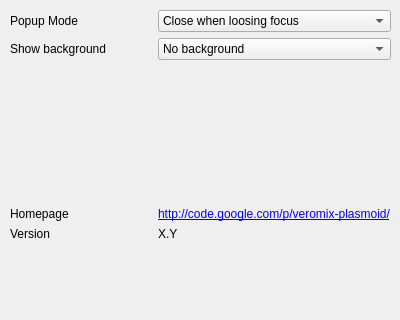
Old version of the form contents/ui/appearance.ui in the repository LandisTwo/veromix-plasmoid.
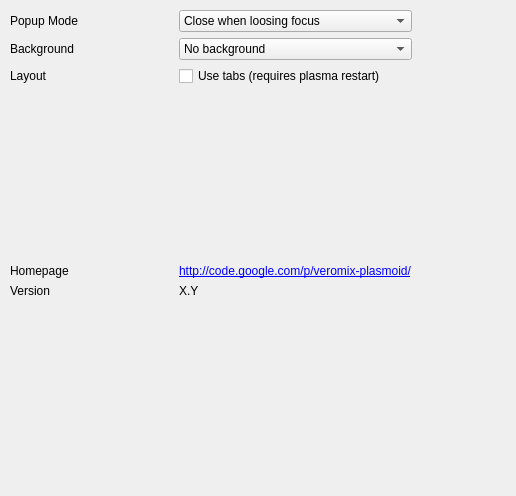
New version of the form.

Commit message: add option tabs

```diff
--- a/contents/ui/appearance.ui
+++ b/contents/ui/appearance.ui
@@ -6,8 +6,8 @@
    <rect>
     <x>0</x>
     <y>0</y>
-    <width>400</width>
-    <height>320</height>
+    <width>516</width>
+    <height>496</height>
    </rect>
   </property>
   <property name="minimumSize">
@@ -24,15 +24,15 @@
     <rect>
      <x>10</x>
      <y>10</y>
-     <width>381</width>
-     <height>231</height>
+     <width>402</width>
+     <height>288</height>
     </rect>
    </property>
    <layout class="QGridLayout" name="gridLayout">
     <item row="2" column="0">
      <widget class="QLabel" name="label">
       <property name="text">
-       <string>Show background</string>
+       <string>Background</string>
       </property>
      </widget>
     </item>
@@ -82,35 +82,35 @@
       </item>
      </widget>
     </item>
-    <item row="4" column="0">
-     <widget class="QLabel" name="label_7">
+    <item row="8" column="0">
+     <widget class="QLabel" name="homepageLabel">
       <property name="text">
        <string>Homepage</string>
       </property>
      </widget>
     </item>
-    <item row="4" column="1">
-     <widget class="QLabel" name="label_8">
+    <item row="8" column="1">
+     <widget class="QLabel" name="veromixUrl">
       <property name="text">
        <string>&lt;a href=&quot;http://code.google.com/p/veromix-plasmoid/&quot;&gt;http://code.google.com/p/veromix-plasmoid/&lt;/A&gt;</string>
       </property>
      </widget>
     </item>
-    <item row="5" column="0">
-     <widget class="QLabel" name="label_2">
+    <item row="9" column="0">
+     <widget class="QLabel" name="versionLabel">
       <property name="text">
        <string>Version</string>
       </property>
      </widget>
     </item>
-    <item row="5" column="1">
+    <item row="9" column="1">
      <widget class="QLabel" name="version">
       <property name="text">
        <string>X.Y</string>
       </property>
      </widget>
     </item>
-    <item row="3" column="0">
+    <item row="7" column="0">
      <spacer name="verticalSpacer">
       <property name="orientation">
        <enum>Qt::Vertical</enum>
@@ -123,6 +123,20 @@
       </property>
      </spacer>
     </item>
+    <item row="3" column="1">
+     <widget class="QCheckBox" name="useTabs">
+      <property name="text">
+       <string>Use tabs (requires plasma restart)</string>
+      </property>
+     </widget>
+    </item>
+    <item row="3" column="0">
+     <widget class="QLabel" name="backgroundLabel_2">
+      <property name="text">
+       <string>Layout</string>
+      </property>
+     </widget>
+    </item>
    </layout>
   </widget>
  </widget>
```
Left out of the diff: 4 changed lines with no effect on the pictures.
